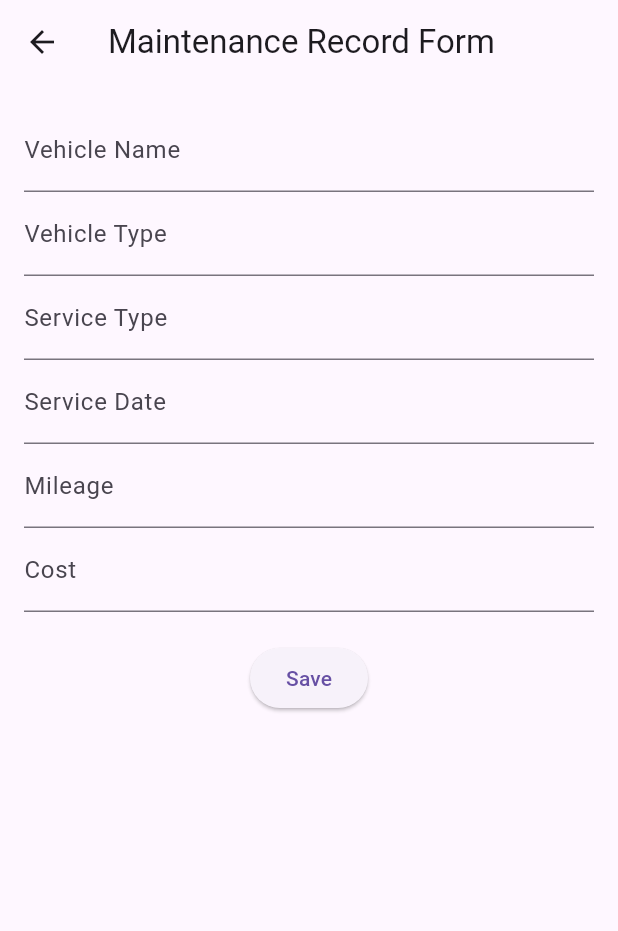
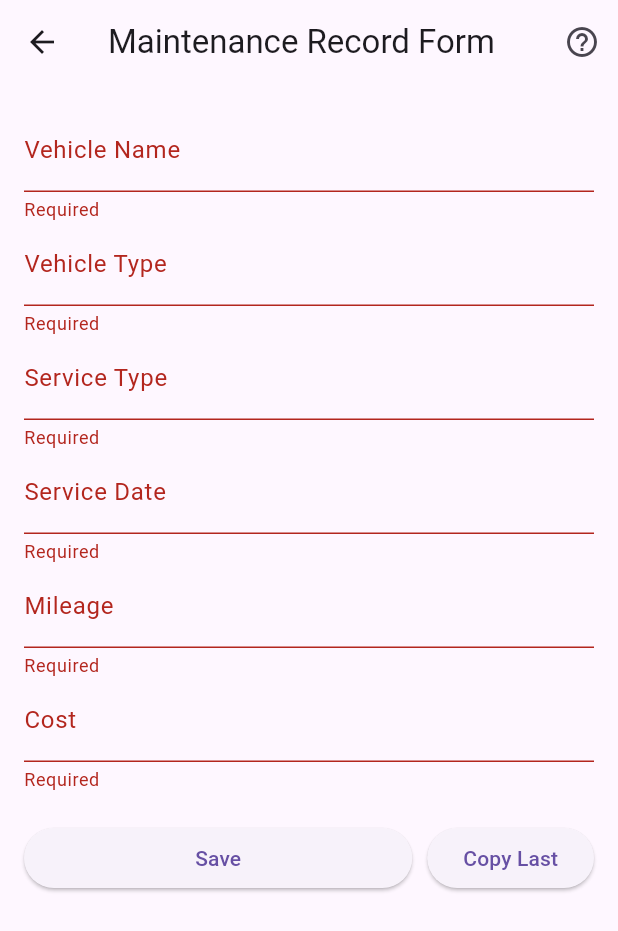
Before and after one commit to Jack199407/final_project, a Flutter app: the MaintenanceFormPage screen opened directly, after a tap on "Save", on a phone screen of 412 x 824 dp. Shown: the top 931 px of the screen. Run offline on Flutter 3.47's test engine with Material 3 defaults, Android fonts, the phone set to English and light mode, and no system bars; our stand-ins replace flutter_secure_storage, sqflite, sqflite_common_ffi; accounts and stored records are empty.

Commit message:
Chengcheng Xiong maintennance module

```diff
--- a/lib/main.dart
+++ b/lib/main.dart
@@ -3,8 +3,14 @@ import 'pages/event/event_list_page.dart';
 import 'pages/customer/customer_list_page.dart';
 import '/pages/expense/expense_list_page.dart';
 import 'pages/vehicle/maintenance_list_page.dart';
+import 'package:sqflite_common_ffi/sqflite_ffi.dart';
 
 void main() {
+
+  // 初始化 SQLite FFI 支持（仅用于桌面环境）
+  sqfliteFfiInit();
+  databaseFactory = databaseFactoryFfi;
+
   runApp(const MyApp());
 }
 
--- a/lib/pages/vehicle/maintenance_form_page.dart
+++ b/lib/pages/vehicle/maintenance_form_page.dart
@@ -1,4 +1,5 @@
 import 'package:flutter/material.dart';
+import 'package:flutter_secure_storage/flutter_secure_storage.dart';
 import '../../database/database_helper.dart';
 
 class MaintenanceFormPage extends StatefulWidget {
@@ -17,6 +18,8 @@ class _MaintenanceFormPageState extends State<MaintenanceFormPage> {
   final _serviceDateController = TextEditingController();
   final _mileageController = TextEditingController();
   final _costController = TextEditingController();
+
+  final _storage = const FlutterSecureStorage(); // 用于保存上次记录
 
   @override
   void initState() {
@@ -42,34 +45,124 @@ class _MaintenanceFormPageState extends State<MaintenanceFormPage> {
         'cost': double.parse(_costController.text),
       };
 
+      // Save to DB
       if (widget.record == null) {
         await DatabaseHelper.instance.insert('maintenance', record);
       } else {
         await DatabaseHelper.instance.update('maintenance', record, widget.record!['id']);
       }
 
+      // Save to EncryptedSharedPreferences
+      for (var entry in record.entries) {
+        await _storage.write(key: entry.key, value: entry.value.toString());
+      }
+
+      ScaffoldMessenger.of(context).showSnackBar(
+        const SnackBar(content: Text("Record saved successfully!")),
+      );
+
       Navigator.pop(context);
     }
+  }
+
+  Future<void> _loadLastRecord() async {
+    _vehicleNameController.text = await _storage.read(key: 'vehicle_name') ?? '';
+    _vehicleTypeController.text = await _storage.read(key: 'vehicle_type') ?? '';
+    _serviceTypeController.text = await _storage.read(key: 'service_type') ?? '';
+    _serviceDateController.text = await _storage.read(key: 'service_date') ?? '';
+    _mileageController.text = await _storage.read(key: 'mileage') ?? '';
+    _costController.text = await _storage.read(key: 'cost') ?? '';
+
+    ScaffoldMessenger.of(context).showSnackBar(
+      const SnackBar(content: Text("Last record loaded.")),
+    );
+  }
+
+  void _showHelpDialog() {
+    showDialog(
+      context: context,
+      builder: (_) => AlertDialog(
+        title: const Text("Help / Instructions"),
+        content: const Text(
+            "• Fill out all fields before saving.\n"
+                "• Press 'Copy Last' to reuse your last maintenance record.\n"
+                "• Click 'Save' to submit, or return to the previous screen to cancel."),
+        actions: [
+          TextButton(
+            child: const Text("OK"),
+            onPressed: () => Navigator.pop(context),
+          )
+        ],
+      ),
+    );
   }
 
   @override
   Widget build(BuildContext context) {
     return Scaffold(
-      appBar: AppBar(title: const Text("Maintenance Record Form")),
+      appBar: AppBar(
+        title: const Text("Maintenance Record Form"),
+        actions: [
+          IconButton(
+            icon: const Icon(Icons.help_outline),
+            onPressed: _showHelpDialog,
+          )
+        ],
+      ),
       body: Form(
         key: _formKey,
         child: Padding(
           padding: const EdgeInsets.all(16.0),
-          child: Column(
+          child: ListView(
             children: [
-              TextFormField(controller: _vehicleNameController, decoration: const InputDecoration(labelText: "Vehicle Name")),
-              TextFormField(controller: _vehicleTypeController, decoration: const InputDecoration(labelText: "Vehicle Type")),
-              TextFormField(controller: _serviceTypeController, decoration: const InputDecoration(labelText: "Service Type")),
-              TextFormField(controller: _serviceDateController, decoration: const InputDecoration(labelText: "Service Date")),
-              TextFormField(controller: _mileageController, decoration: const InputDecoration(labelText: "Mileage")),
-              TextFormField(controller: _costController, decoration: const InputDecoration(labelText: "Cost")),
+              TextFormField(
+                controller: _vehicleNameController,
+                decoration: const InputDecoration(labelText: "Vehicle Name"),
+                validator: (value) => value == null || value.isEmpty ? "Required" : null,
+              ),
+              TextFormField(
+                controller: _vehicleTypeController,
+                decoration: const InputDecoration(labelText: "Vehicle Type"),
+                validator: (value) => value == null || value.isEmpty ? "Required" : null,
+              ),
+              TextFormField(
+                controller: _serviceTypeController,
+                decoration: const InputDecoration(labelText: "Service Type"),
+                validator: (value) => value == null || value.isEmpty ? "Required" : null,
+              ),
+              TextFormField(
+                controller: _serviceDateController,
+                decoration: const InputDecoration(labelText: "Service Date"),
+                validator: (value) => value == null || value.isEmpty ? "Required" : null,
+              ),
+              TextFormField(
+                controller: _mileageController,
+                decoration: const InputDecoration(labelText: "Mileage"),
+                keyboardType: TextInputType.number,
+                validator: (value) => value == null || value.isEmpty ? "Required" : null,
+              ),
+              TextFormField(
+                controller: _costController,
+                decoration: const InputDecoration(labelText: "Cost"),
+                keyboardType: TextInputType.number,
+                validator: (value) => value == null || value.isEmpty ? "Required" : null,
+              ),
               const SizedBox(height: 20),
-              ElevatedButton(onPressed: _saveMaintenanceRecord, child: const Text("Save"))
+              Row(
+                children: [
+                  Expanded(
+                    child: ElevatedButton(
+                      onPressed: _saveMaintenanceRecord,
+                      child: const Text("Save"),
+                    ),
+                  ),
+                  const SizedBox(width: 10),
+                  ElevatedButton(
+                    onPressed: _loadLastRecord,
+                    child: const Text("Copy Last"),
+                  ),
+                ],
+              )
             ],
           ),
         ),
--- a/pubspec.yaml
+++ b/pubspec.yaml
@@ -21,6 +21,9 @@ version: 1.0.0+1
 environment:
   sdk: ^3.6.1
 
+
+
+
 # Dependencies specify other packages that your package needs in order to work.
 # To automatically upgrade your package dependencies to the latest versions
 # consider running `flutter pub upgrade --major-versions`. Alternatively,
@@ -28,8 +31,10 @@ environment:
 # the latest version available on pub.dev. To see which dependencies have newer
 # versions available, run `flutter pub outdated`.
 dependencies:
+  sqflite_common_ffi: ^2.3.0
   flutter:
     sdk: flutter
+  flutter_secure_storage: ^9.0.0
   sqflite: ^2.0.2+1
   path_provider: ^2.0.9
   flutter_localizations:
```
Also changed, not shown: pubspec.lock, 5 other files.
